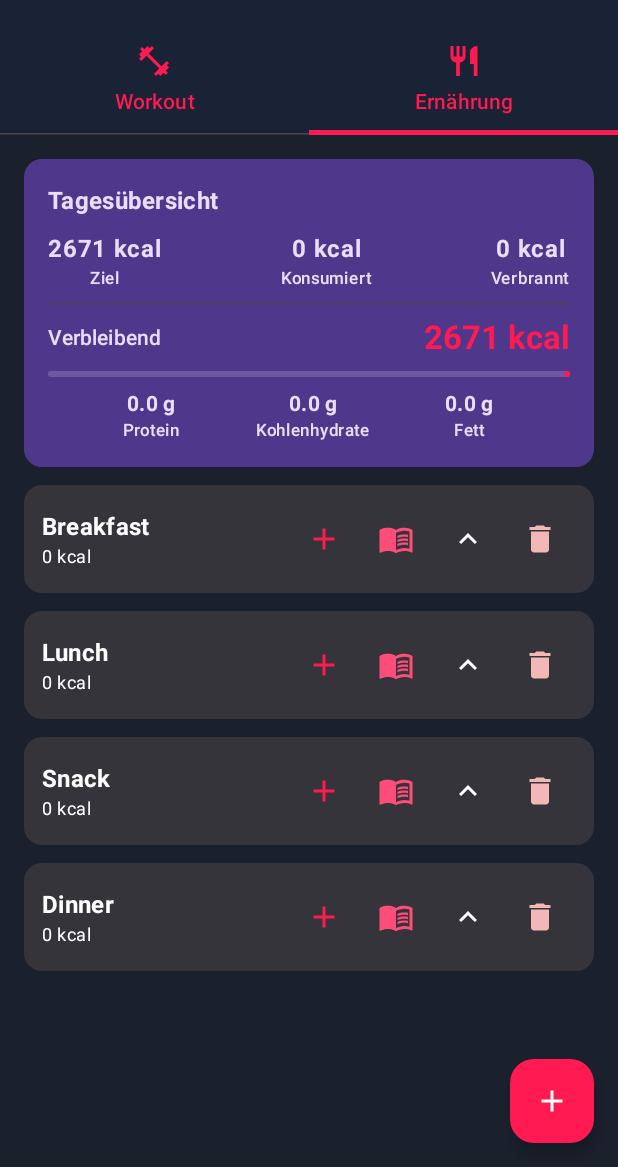
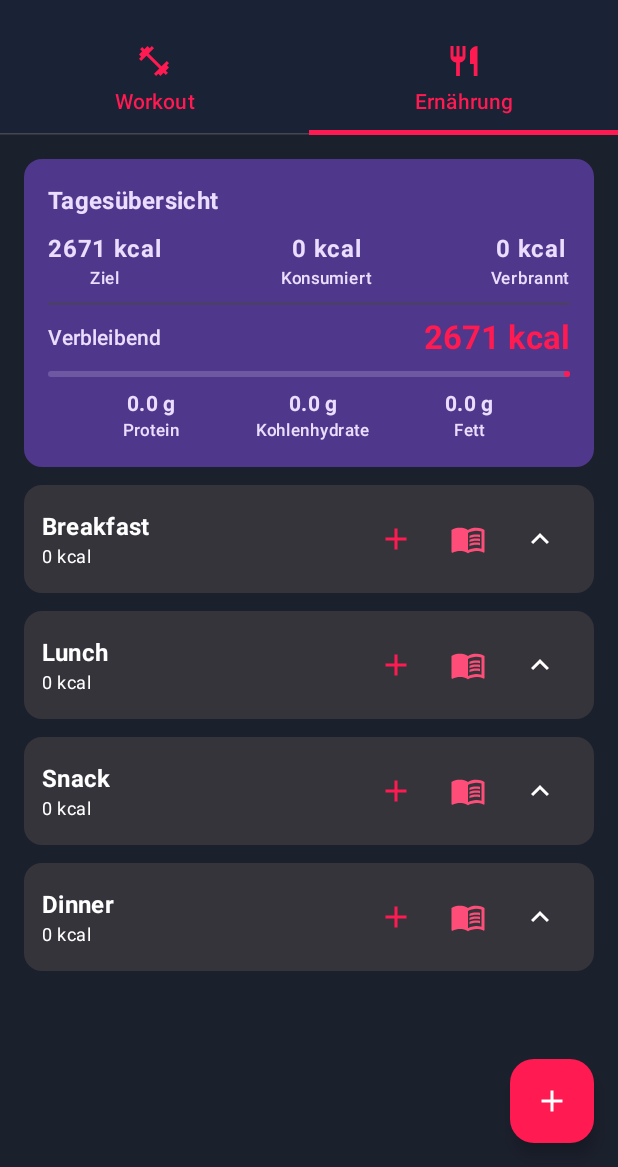
Before and after one commit to rabanush/FitTrack, an Android app built with Jetpack Compose: the screen it shows after launch (MainActivity), tab 2 chosen, on a phone screen of 412 x 824 dp, the part 69-1236 px from its top. Run offline under Robolectric (Android 15) with nearby library versions, the phone set to English and light mode, and no system bars; our stand-ins replace Room's generated code, livedata-compose.

Commit message:
Remove meal delete button from food tracker meal cards
Agent-Logs-Url: https://github.com/rabanush/FitTrack/sessions/0bcb7353-6d21-4a0c-b9d0-d314c27ecea7

Co-authored-by: rabanush <88557389+rabanush@users.noreply.github.com>

```diff
--- a/app/src/main/java/com/fittrack/app/ui/screens/food/FoodTrackerScreen.kt
+++ b/app/src/main/java/com/fittrack/app/ui/screens/food/FoodTrackerScreen.kt
@@ -13,7 +13,6 @@ import androidx.compose.ui.Modifier
 import androidx.compose.ui.text.font.FontWeight
 import androidx.compose.ui.unit.dp
 import com.fittrack.app.data.model.FoodEntry
-import com.fittrack.app.ui.components.DeleteConfirmDialog
 import com.fittrack.app.viewmodel.FoodTrackerViewModel
 import com.fittrack.app.viewmodel.MealWithEntries
 
@@ -78,7 +77,6 @@ fun FoodTrackerScreen(
                         mealWithEntries = mealWithEntries,
                         onAddFood = { onAddFood(mealWithEntries.meal.id, mealWithEntries.meal.name) },
                         onAddRecipe = { onAddRecipeToMeal(mealWithEntries.meal.id, mealWithEntries.meal.name) },
-                        onDeleteMeal = { viewModel.deleteMeal(mealWithEntries.meal) },
                         onDeleteEntry = { viewModel.deleteFoodEntry(it) }
                     )
                 }
@@ -163,11 +161,9 @@ private fun MealCard(
     mealWithEntries: MealWithEntries,
     onAddFood: () -> Unit,
     onAddRecipe: () -> Unit,
-    onDeleteMeal: () -> Unit,
     onDeleteEntry: (FoodEntry) -> Unit
 ) {
     var expanded by remember { mutableStateOf(true) }
-    var showDeleteConfirm by remember { mutableStateOf(false) }
     val totalKcal = mealWithEntries.entries.sumOf { it.calories.toDouble() }.toFloat()
 
     Card(modifier = Modifier.fillMaxWidth()) {
@@ -192,9 +188,6 @@ private fun MealCard(
                         contentDescription = if (expanded) "Einklappen" else "Ausklappen"
                     )
                 }
-                IconButton(onClick = { showDeleteConfirm = true }) {
-                    Icon(Icons.Default.Delete, contentDescription = "Löschen", tint = MaterialTheme.colorScheme.error)
-                }
             }
 
             if (expanded && mealWithEntries.entries.isNotEmpty()) {
@@ -204,15 +197,6 @@ private fun MealCard(
                 }
             }
         }
-    }
-
-    if (showDeleteConfirm) {
-        DeleteConfirmDialog(
-            title = "Mahlzeit löschen",
-            message = "\"${mealWithEntries.meal.name}\" und alle Einträge löschen?",
-            onConfirm = { onDeleteMeal(); showDeleteConfirm = false },
-            onDismiss = { showDeleteConfirm = false }
-        )
     }
 }
 
```
